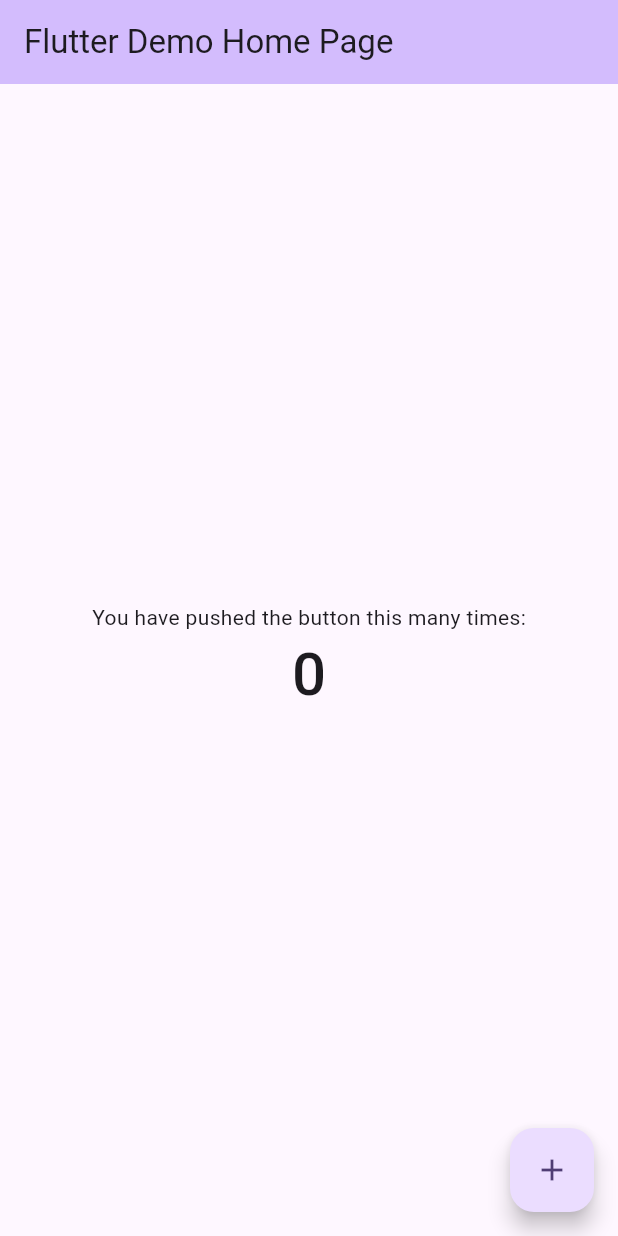
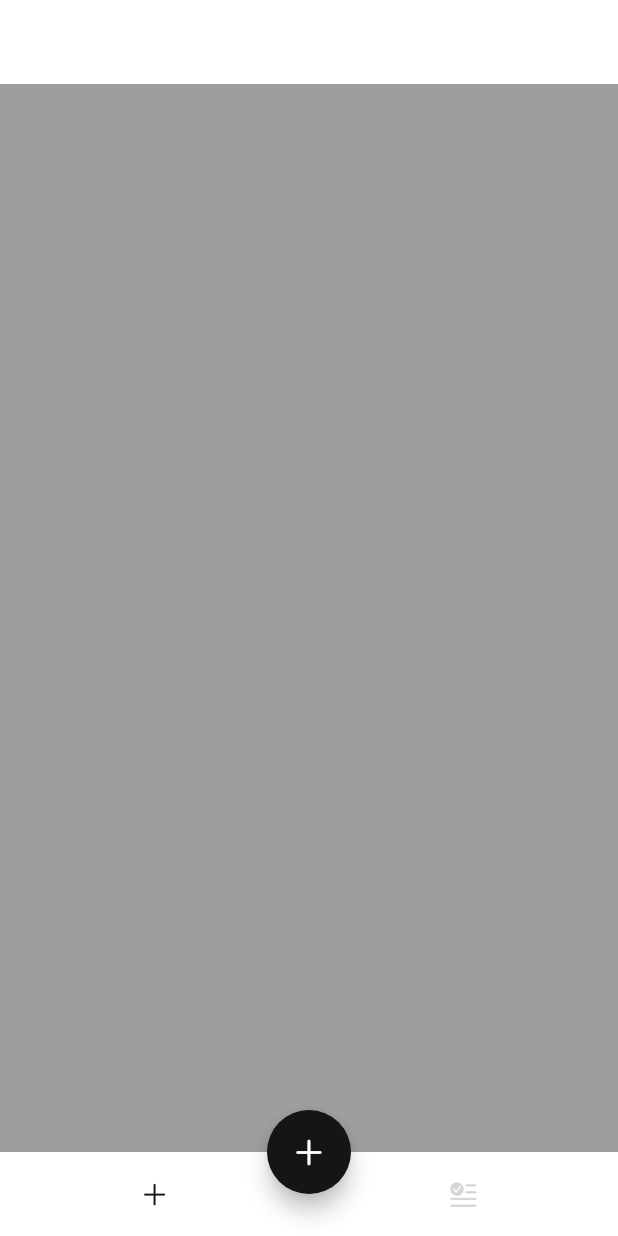
Before and after one commit to SeoDongSeuk/cast, a Flutter app: the screen it shows after launch, on a phone screen of 412 x 824 dp. Run offline on Flutter 3.47's test engine with Material 2 defaults, Android fonts, the light colour scheme and no system bars; Roboto replaces fonts that are missing (GmarketSansTTF).

Commit message:
page 생성

```diff
--- a/lib/main.dart
+++ b/lib/main.dart
@@ -1,3 +1,5 @@
+import 'package:cast/components/cast_themes.dart';
+import 'package:cast/pages/home_page.dart';
 import 'package:flutter/material.dart';
 
 void main() {
@@ -12,11 +14,9 @@ class MyApp extends StatelessWidget {
   Widget build(BuildContext context) {
     return MaterialApp(
       title: 'Flutter Demo',
-      theme: ThemeData(
-          colorScheme: ColorScheme.fromSeed(seedColor: Colors.deepPurple),
-          useMaterial3: true,
-          fontFamily: 'GmarketSansTTF'),
-      home: const MyHomePage(title: 'Flutter Demo Home Page'),
+      // lightTheme 설정
+      theme: CastThemes.lightTheme,
+      home: HomePage(),
       builder: (context, child) => MediaQuery(
         data: MediaQuery.of(context).copyWith(textScaleFactor: 1.0),
         child: child!,
@@ -24,54 +24,3 @@ class MyApp extends StatelessWidget {
     );
   }
 }
-
-class MyHomePage extends StatefulWidget {
-  const MyHomePage({super.key, required this.title});
-
-  final String title;
-
-  @override
-  State<MyHomePage> createState() => _MyHomePageState();
-}
-
-class _MyHomePageState extends State<MyHomePage> {
-  int _counter = 0;
-
-  void _incrementCounter() {
-    setState(() {
-      _counter++;
-    });
-  }
-
-  @override
-  Widget build(BuildContext context) {
-    return Scaffold(
-      appBar: AppBar(
-        backgroundColor: Theme.of(context).colorScheme.inversePrimary,
-        title: Text(widget.title),
-      ),
-      body: Center(
-        child: Column(
-          mainAxisAlignment: MainAxisAlignment.center,
-          children: <Widget>[
-            const Text(
-              'You have pushed the button this many times:',
-            ),
-            Text(
-              '$_counter',
-              style: const TextStyle(
-                fontWeight: FontWeight.w500,
-                fontSize: 40,
-              ),
-            ),
-          ],
-        ),
-      ),
-      floatingActionButton: FloatingActionButton(
-        onPressed: _incrementCounter,
-        tooltip: 'Increment',
-        child: const Icon(Icons.add),
-      ), // This trailing comma makes auto-formatting nicer for build methods.
-    );
-  }
-}
--- /dev/null
+++ b/lib/pages/add/add_medicine_page.dart
@@ -0,0 +1,12 @@
+import 'package:flutter/material.dart';
+
+class AddPage extends StatelessWidget {
+  const AddPage({super.key});
+
+  @override
+  Widget build(BuildContext context) {
+    return Scaffold(
+      appBar: AppBar(),
+    );
+  }
+}
--- /dev/null
+++ b/lib/pages/history/history_page.dart
@@ -0,0 +1,12 @@
+import 'package:flutter/material.dart';
+
+class HistoryPage extends StatelessWidget {
+  const HistoryPage({super.key});
+
+  @override
+  Widget build(BuildContext context) {
+    return Container(
+      color: Colors.blue,
+    );
+  }
+}
--- /dev/null
+++ b/lib/pages/home_page.dart
@@ -0,0 +1,94 @@
+import 'package:cast/components/cast_colors.dart';
+import 'package:cast/pages/add/add_medicine_page.dart';
+import 'package:cast/pages/history/history_page.dart';
+import 'package:cast/pages/today/today_page.dart';
+import 'package:flutter/cupertino.dart';
+import 'package:flutter/material.dart';
+
+class HomePage extends StatefulWidget {
+  const HomePage({super.key});
+
+  @override
+  State<HomePage> createState() => _HomePageState();
+}
+
+class _HomePageState extends State<HomePage> {
+  int _currentIndex = 0;
+
+  final _pages = [
+    const TodayPage(),
+    const HistoryPage(),
+  ];
+
+  @override
+  Widget build(BuildContext context) {
+    return Container(
+      color: Colors.white,
+      child: SafeArea(
+        top: false,
+        child: Scaffold(
+          appBar: AppBar(),
+          body: _pages[_currentIndex],
+          floatingActionButton: FloatingActionButton(
+            onPressed: _onAddMedicine,
+            child: const Icon(CupertinoIcons.add),
+          ),
+          floatingActionButtonLocation:
+              FloatingActionButtonLocation.centerDocked,
+          bottomNavigationBar: _bottomAppBar(),
+        ),
+      ),
+    );
+  }
+
+  /// BottomAppBar widget
+  BottomAppBar _bottomAppBar() {
+    return BottomAppBar(
+      elevation: 0,
+      child: Container(
+        height: kBottomNavigationBarHeight,
+        color: Colors.white,
+        child: Row(
+          mainAxisAlignment: MainAxisAlignment.spaceAround,
+          children: [
+            CupertinoButton(
+              onPressed: () => _onCurrentPage(0),
+              child: Icon(
+                CupertinoIcons.add,
+                color: _currentIndex == 0
+                    ? CastColors.primaryColor
+                    : Colors.grey[350],
+              ),
+            ),
+            CupertinoButton(
+              onPressed: () => _onCurrentPage(1),
+              child: Icon(
+                CupertinoIcons.text_badge_checkmark,
+                color: _currentIndex == 1
+                    ? CastColors.primaryColor
+                    : Colors.grey[350],
+              ),
+            ),
+          ],
+        ),
+      ),
+    );
+  }
+
+  /// move to pages
+  void _onCurrentPage(int pageIndex) {
+    setState(() {
+      _currentIndex = pageIndex;
+    });
+  }
+
+  /// move to AddPage
+  void _onAddMedicine() {
+    Navigator.push(
+      context,
+      MaterialPageRoute(
+        builder: (context) => const AddPage(),
+      ),
+    );
+  }
+}
--- /dev/null
+++ b/lib/pages/today/today_page.dart
@@ -0,0 +1,12 @@
+import 'package:flutter/material.dart';
+
+class TodayPage extends StatelessWidget {
+  const TodayPage({super.key});
+
+  @override
+  Widget build(BuildContext context) {
+    return Container(
+      color: Colors.grey,
+    );
+  }
+}
```
